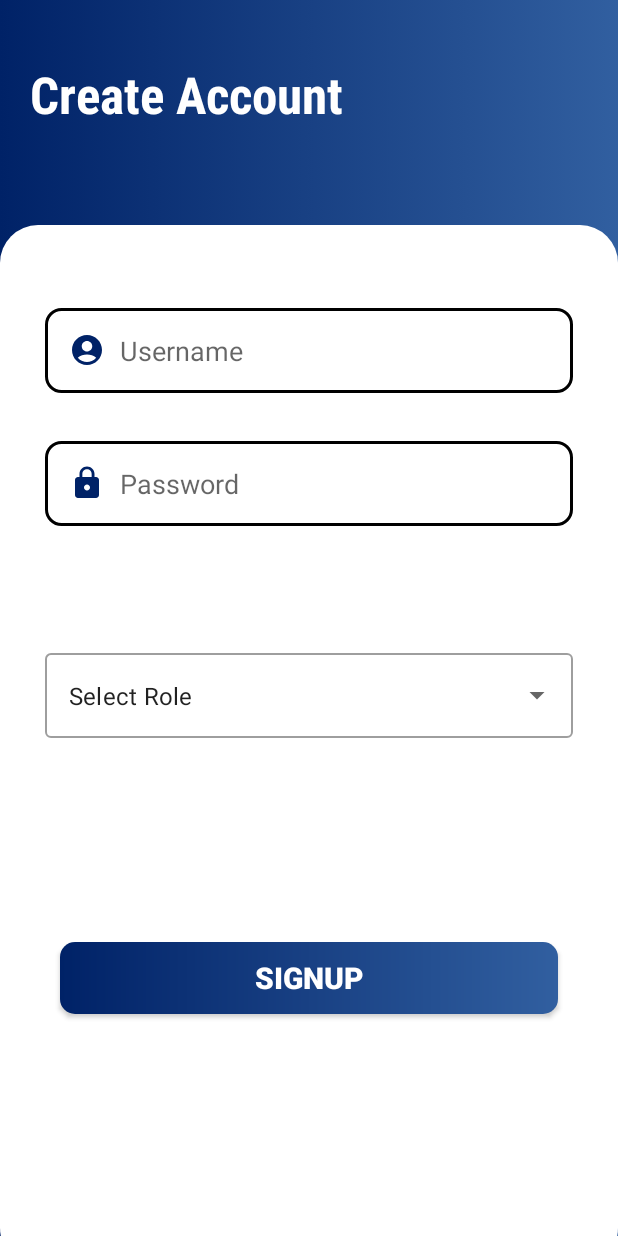
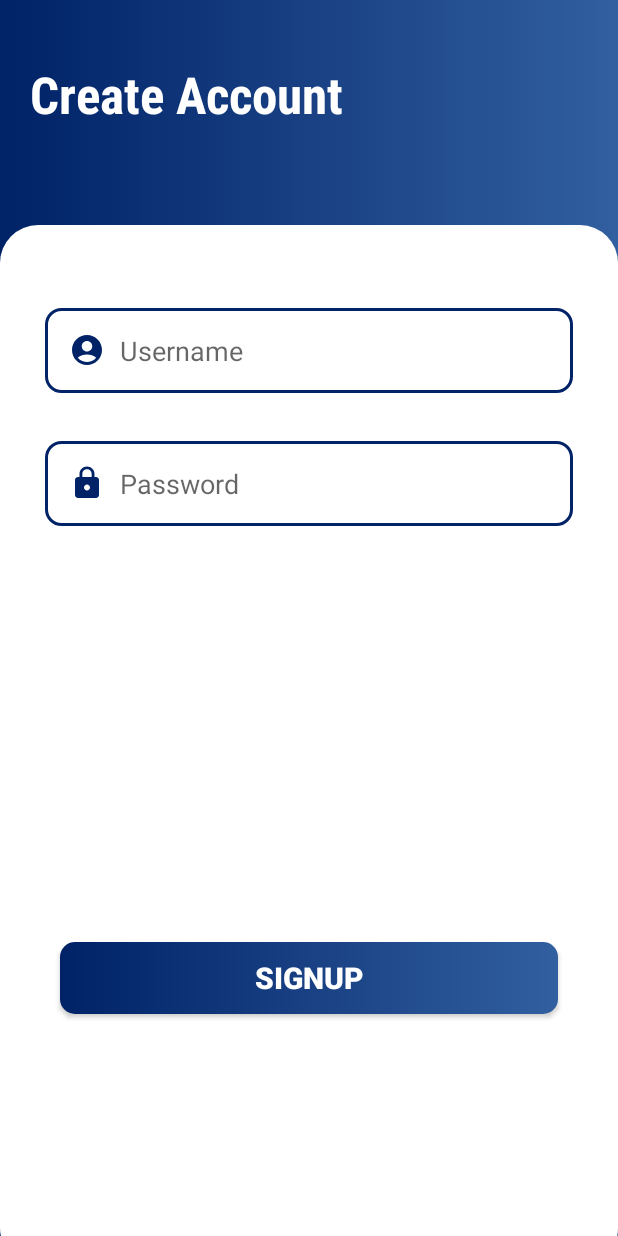
Before and after one commit to darrenxx3/FinalProject, an Android app: the Signup screen opened directly, with no data from a screen before it, on a phone screen of 412 x 824 dp. Run offline under Robolectric (Android 15) with nearby library versions, the phone set to English and light mode, and no system bars; 4 statements that could not run were skipped.

Commit message:
Remove role selection

```diff
--- a/app/src/main/res/drawable/edit_text_bg.xml
+++ b/app/src/main/res/drawable/edit_text_bg.xml
@@ -4,5 +4,5 @@
 
 
     <stroke android:width="2dp"
-        android:scolor="#002267"/>
+        android:color="#002267"/>
 </shape>
--- a/app/src/main/res/layout/activity_signup.xml
+++ b/app/src/main/res/layout/activity_signup.xml
@@ -63,30 +63,6 @@
                 app:layout_constraintStart_toStartOf="parent"
                 app:layout_constraintTop_toBottomOf="@+id/inputUsername" />
 
-            <com.google.android.material.textfield.TextInputLayout
-                android:id="@+id/selectroles"
-                style="@style/Widget.MaterialComponents.TextInputLayout.OutlinedBox.ExposedDropdownMenu"
-                android:layout_width="0dp"
-                android:layout_height="wrap_content"
-                android:layout_marginStart="30dp"
-                android:layout_marginTop="280dp"
-                android:layout_marginEnd="30dp"
-                app:layout_constraintEnd_toEndOf="parent"
-                app:layout_constraintStart_toStartOf="parent"
-                app:layout_constraintTop_toTopOf="parent">
-
-
-                <AutoCompleteTextView
-                    android:id="@+id/roles"
-                    android:layout_width="match_parent"
-                    android:layout_height="match_parent"
-                    android:layout_margin="0dp"
-                    android:layout_weight="1"
-                    android:inputType="none"
-                    android:text="Select Role" />
-
-            </com.google.android.material.textfield.TextInputLayout>
-
             <androidx.appcompat.widget.AppCompatButton
                 android:id="@+id/signupBtn2page"
                 android:layout_width="0dp"
```
